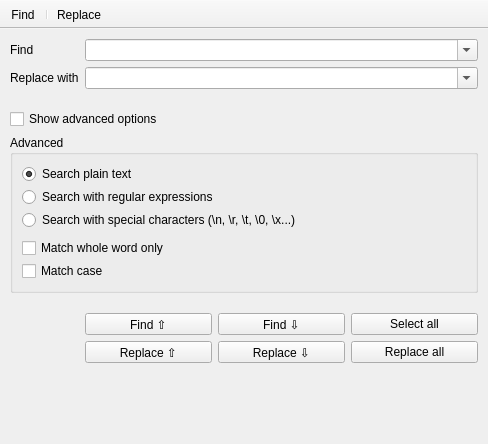
Above: src/ui/frmsearchreplace.ui from notepadqq/notepadqq before the change. Below: the same form after it.
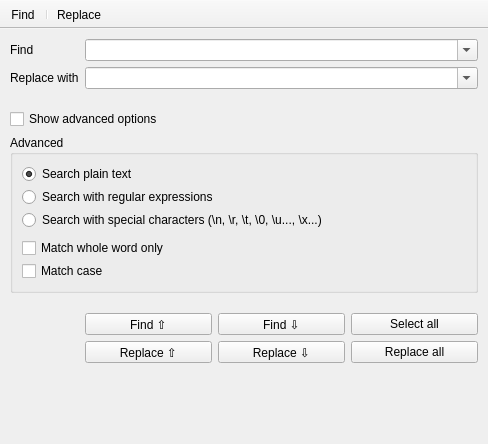
That is the form after the change. Icons and pictures are not drawn.

Commit message: Implemented 'search with special chars'

```diff
--- a/src/ui/frmsearchreplace.ui
+++ b/src/ui/frmsearchreplace.ui
@@ -226,7 +226,7 @@
        <item row="2" column="0">
         <widget class="QRadioButton" name="radSearchWithSpecialChars">
          <property name="text">
-          <string>Search with special characters (\n, \r, \t, \0, \x...)</string>
+          <string>Search with special characters (\n, \r, \t, \0, \u..., \x...)</string>
          </property>
         </widget>
        </item>
```
The commit also changes 2 other files.
